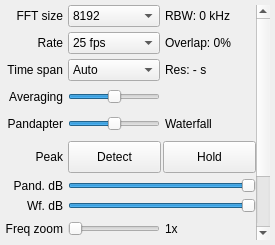
Before: the Qt Designer form src/qtgui/dockfft.ui in gqrx-sdr/gqrx, drawn with Qt 5.
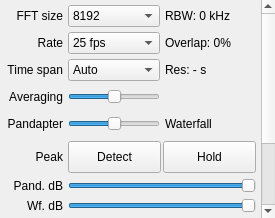
After: the same form once the commit is applied. Icons and pictures are not drawn. Custom widgets are drawn as their Qt base class.

Commit message: Adjust window size and copyright.

The edit to the form file:
```diff
--- a/src/qtgui/dockfft.ui
+++ b/src/qtgui/dockfft.ui
@@ -7,7 +7,7 @@
     <x>0</x>
     <y>0</y>
     <width>275</width>
-    <height>245</height>
+    <height>218</height>
    </rect>
   </property>
   <property name="sizePolicy">
@@ -44,19 +44,19 @@
   <widget class="QWidget" name="dockWidgetContents">
    <layout class="QVBoxLayout" name="verticalLayout_2">
     <property name="spacing">
-     <number>5</number>
+     <number>0</number>
     </property>
     <property name="leftMargin">
-     <number>5</number>
+     <number>0</number>
     </property>
     <property name="topMargin">
-     <number>5</number>
+     <number>0</number>
     </property>
     <property name="rightMargin">
-     <number>5</number>
+     <number>0</number>
     </property>
     <property name="bottomMargin">
-     <number>5</number>
+     <number>0</number>
     </property>
     <item>
      <widget class="QScrollArea" name="scrollArea">
@@ -77,8 +77,8 @@
         <rect>
          <x>0</x>
          <y>0</y>
-         <width>251</width>
-         <height>319</height>
+         <width>261</width>
+         <height>327</height>
         </rect>
        </property>
        <layout class="QVBoxLayout" name="verticalLayout">
@@ -99,6 +99,18 @@
         </property>
         <item>
          <layout class="QGridLayout" name="gridLayout">
+          <property name="leftMargin">
+           <number>5</number>
+          </property>
+          <property name="topMargin">
+           <number>5</number>
+          </property>
+          <property name="rightMargin">
+           <number>5</number>
+          </property>
+          <property name="bottomMargin">
+           <number>5</number>
+          </property>
           <property name="spacing">
            <number>5</number>
           </property>
@@ -969,16 +981,16 @@
   </widget>
  </widget>
  <customwidgets>
-  <customwidget>
-   <class>QtColorPicker</class>
-   <extends>QPushButton</extends>
-   <header>qtgui/qtcolorpicker.h</header>
-  </customwidget>
   <customwidget>
    <class>ctkRangeSlider</class>
    <extends>QSlider</extends>
    <header>qtgui/ctk/ctkRangeSlider.h</header>
   </customwidget>
+  <customwidget>
+   <class>QtColorPicker</class>
+   <extends>QPushButton</extends>
+   <header>qtgui/qtcolorpicker.h</header>
+  </customwidget>
  </customwidgets>
  <resources>
   <include location="../../resources/icons.qrc"/>
```
The commit also changes 2 other files.
